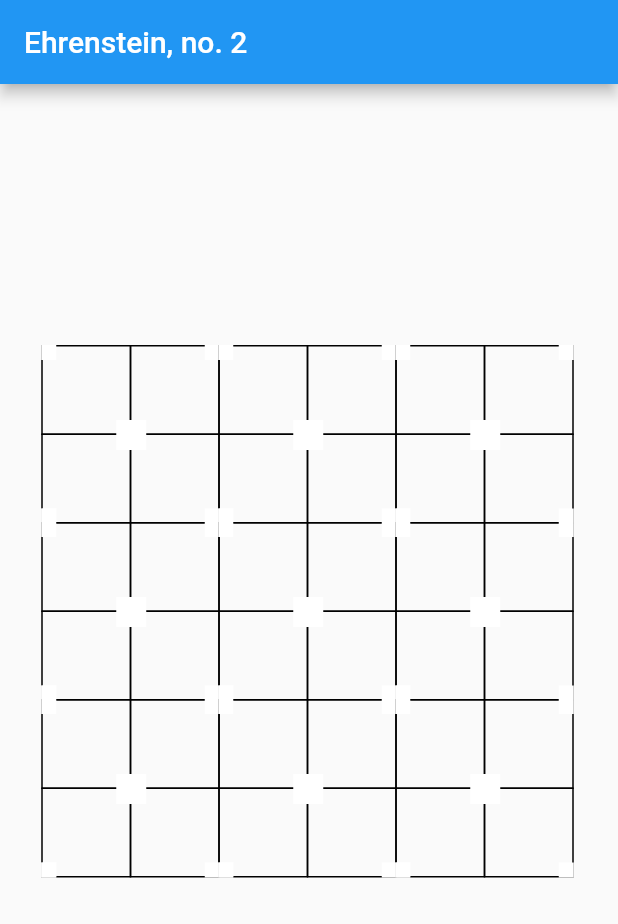
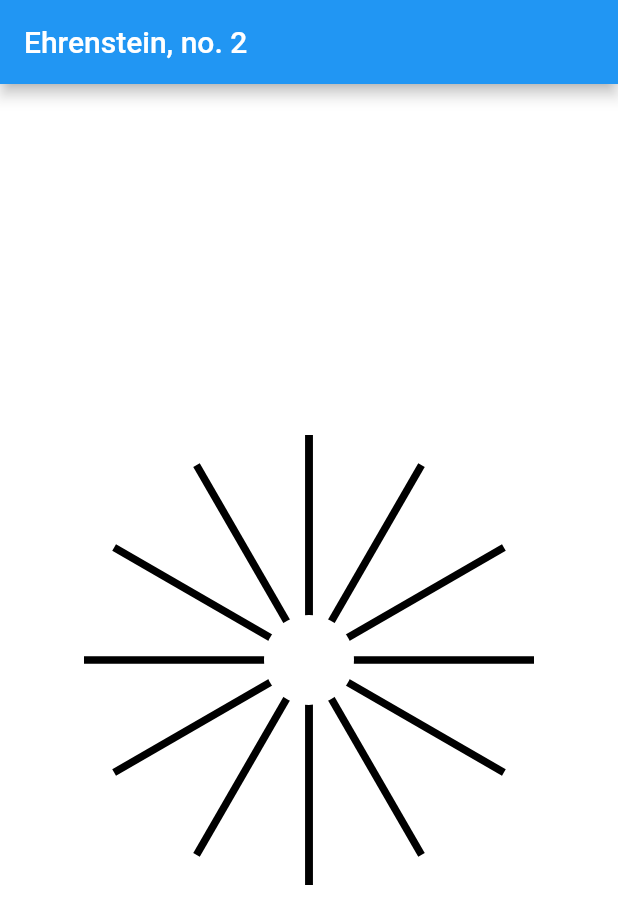
Before and after one commit to mallgroup/flutter_illusions, a Flutter app: the screen it shows after launch, on a phone screen of 412 x 824 dp. Shown: the top 924 px of the screen. Run offline on Flutter 3.47's test engine with Material 2 defaults, Android fonts, the phone set to English and light mode, and no system bars.

Commit message:
Ehrenstein, no. 2

```diff
--- a/no_2_ehrenstein/lib/main.dart
+++ b/no_2_ehrenstein/lib/main.dart
@@ -1,4 +1,5 @@
 import 'package:flutter/material.dart';
+import 'dart:math';
 
 void main() => runApp(MyApp());
 
@@ -27,102 +28,39 @@ class MyHomePage extends StatefulWidget {
 class _MyHomePageState extends State<MyHomePage> {
   @override
   Widget build(BuildContext context) {
-    Container square = Container(
+    int lineHeight = 150;
+
+    Widget line = Container(
+      height: (lineHeight * 2).toDouble(),
+      width: 5,
+      color: Colors.black,
+    );
+
+    Widget circle = Container(
       width: 60,
       height: 60,
-      decoration: BoxDecoration(border: Border.all(color: Colors.black)),
-    );
-
-    Container circleCover = Container(
-      width: 20,
-      height: 20,
-      color: Colors.white
-    );
-
-    Container squareCover = Container(
-      width: 10,
-      height: 10,
-      color: Colors.white,
-    );
-
-    Widget largeSquare = Container(
-      width: 119,
-      height: 119,
-      child: Stack(
-        children: <Widget>[
-          Positioned(top: 0, left: 0, child: square),
-          Positioned(top: 0, right: 0, child: square),
-          Positioned(bottom: 0, left: 0, child: square),
-          Positioned(bottom: 0, right: 0, child: square),
-          Positioned(top: 0, left: 0, child: squareCover),
-          Positioned(top: 0, right: 0, child: squareCover),
-          Positioned(bottom: 0, left: 0, child: squareCover),
-          Positioned(bottom: 0, right: 0, child: squareCover),
-          Positioned(bottom: 0, left: 0, child: squareCover),
-          Positioned(left: 50, top: 50, child: circleCover),
-        ],
-      ),
+      decoration: BoxDecoration(shape: BoxShape.circle, color: Colors.white),
     );
 
     return Scaffold(
+      backgroundColor: Colors.white,
       appBar: AppBar(
         title: Text(widget.title),
       ),
-      body: Stack(
-        children: <Widget>[
-          Positioned.fill(
-              left: (MediaQuery.of(context).size.width / 2) - (119 * 3 / 2),
-              top: (MediaQuery.of(context).size.height / 2) - (119 * 2),
-              child: Stack(
-                children: <Widget>[
-                  Positioned(
-                    top: 0,
-                    left: 0,
-                    child: largeSquare,
-                  ),
-                  Positioned(
-                    top: 0,
-                    left: 118, // -1 = padding
-                    child: largeSquare,
-                  ),
-                  Positioned(
-                    top: 0,
-                    left: 236, // +2 = padding
-                    child: largeSquare,
-                  ),
-                  Positioned(
-                    top: 118,
-                    left: 0, // +2 = padding
-                    child: largeSquare,
-                  ),
-                  Positioned(
-                    top: 118,
-                    left: 118,
-                    child: largeSquare,
-                  ),
-                  Positioned(
-                    top: 118,
-                    left: 236,
-                    child: largeSquare,
-                  ),
-                  Positioned(
-                    top: 236,
-                    left: 0, // +2 = padding
-                    child: largeSquare,
-                  ),
-                  Positioned(
-                    top: 236,
-                    left: 118,
-                    child: largeSquare,
-                  ),
-                  Positioned(
-                    top: 236,
-                    left: 236,
-                    child: largeSquare,
-                  ),
-                ],
-              ))
-        ],
+      body: Center(
+        child: Stack(
+          alignment: AlignmentDirectional.center,
+          children: <Widget>[
+            line,
+            Transform.rotate(angle: pi, child: line),
+            Transform.rotate(angle: pi / 2, child: line),
+            Transform.rotate(angle: pi / 3, child: line),
+            Transform.rotate(angle: pi / 6, child: line),
+            Transform.rotate(angle: pi / -3, child: line),
+            Transform.rotate(angle: pi / -6, child: line),
+            circle
+          ],
+        ),
       ),
     );
   }
```
